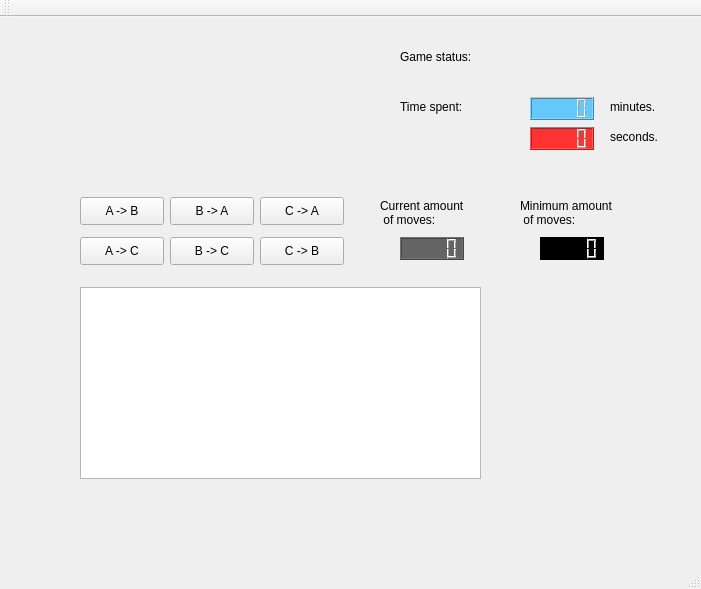
Before: the Qt Designer form student/13/hanoi/mainwindow.ui in AJIsoviita/Ohjelmointi-2, drawn with Qt 5.
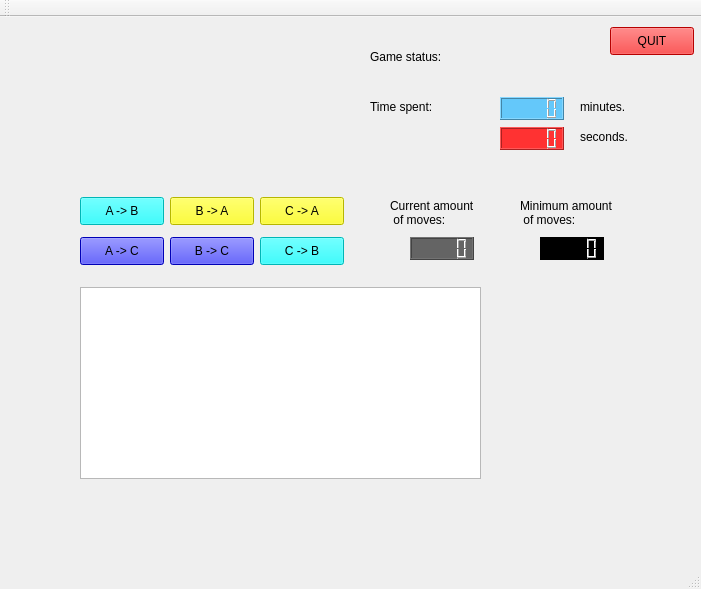
After: the same form once the commit is applied.

The edit to the form file:
```diff
--- a/student/13/hanoi/mainwindow.ui
+++ b/student/13/hanoi/mainwindow.ui
@@ -36,6 +36,9 @@
       <height>28</height>
      </rect>
     </property>
+    <property name="styleSheet">
+     <string notr="true">background-color: cyan</string>
+    </property>
     <property name="text">
      <string>A -&gt; B</string>
     </property>
@@ -49,6 +52,9 @@
       <height>28</height>
      </rect>
     </property>
+    <property name="styleSheet">
+     <string notr="true">background-color: blue</string>
+    </property>
     <property name="text">
      <string>A -&gt; C</string>
     </property>
@@ -62,6 +68,9 @@
       <height>28</height>
      </rect>
     </property>
+    <property name="styleSheet">
+     <string notr="true">background-color: rgb(255,255,0)</string>
+    </property>
     <property name="text">
      <string>B -&gt; A</string>
     </property>
@@ -75,6 +84,9 @@
       <height>28</height>
      </rect>
     </property>
+    <property name="styleSheet">
+     <string notr="true">background-color: blue</string>
+    </property>
     <property name="text">
      <string>B -&gt; C</string>
     </property>
@@ -88,6 +100,9 @@
       <height>28</height>
      </rect>
     </property>
+    <property name="styleSheet">
+     <string notr="true">background-color: rgb(255,255,0)</string>
+    </property>
     <property name="text">
      <string>C -&gt; A</string>
     </property>
@@ -101,6 +116,9 @@
       <height>28</height>
      </rect>
     </property>
+    <property name="styleSheet">
+     <string notr="true">background-color: cyan</string>
+    </property>
     <property name="text">
      <string>C -&gt; B</string>
     </property>
@@ -135,7 +153,7 @@
    <widget class="QLCDNumber" name="current_mov">
     <property name="geometry">
      <rect>
-      <x>400</x>
+      <x>410</x>
       <y>220</y>
       <width>64</width>
       <height>23</height>
@@ -149,7 +167,7 @@
    <widget class="QLabel" name="CurrLabel">
     <property name="geometry">
      <rect>
-      <x>380</x>
+      <x>390</x>
       <y>180</y>
       <width>111</width>
       <height>31</height>
@@ -163,7 +181,7 @@
    <widget class="QLabel" name="StatusLabel">
     <property name="geometry">
      <rect>
-      <x>400</x>
+      <x>370</x>
       <y>30</y>
       <width>91</width>
       <height>20</height>
@@ -176,7 +194,7 @@
    <widget class="QLabel" name="WinnerLabel">
     <property name="geometry">
      <rect>
-      <x>500</x>
+      <x>470</x>
       <y>30</y>
       <width>111</width>
       <height>41</height>
@@ -189,7 +207,7 @@
    <widget class="QLabel" name="TimeLabel">
     <property name="geometry">
      <rect>
-      <x>400</x>
+      <x>370</x>
       <y>80</y>
       <width>81</width>
       <height>20</height>
@@ -202,7 +220,7 @@
    <widget class="QLCDNumber" name="Minutes">
     <property name="geometry">
      <rect>
-      <x>530</x>
+      <x>500</x>
       <y>80</y>
       <width>64</width>
       <height>23</height>
@@ -215,7 +233,7 @@
    <widget class="QLCDNumber" name="Seconds">
     <property name="geometry">
      <rect>
-      <x>530</x>
+      <x>500</x>
       <y>110</y>
       <width>64</width>
       <height>23</height>
@@ -228,7 +246,7 @@
    <widget class="QLabel" name="MinutesLabel">
     <property name="geometry">
      <rect>
-      <x>610</x>
+      <x>580</x>
       <y>80</y>
       <width>63</width>
       <height>20</height>
@@ -241,7 +259,7 @@
    <widget class="QLabel" name="SecondsLabel">
     <property name="geometry">
      <rect>
-      <x>610</x>
+      <x>580</x>
       <y>110</y>
       <width>63</width>
       <height>20</height>
@@ -251,6 +269,22 @@
      <string>seconds.</string>
     </property>
    </widget>
+   <widget class="QPushButton" name="QuitButton">
+    <property name="geometry">
+     <rect>
+      <x>610</x>
+      <y>10</y>
+      <width>84</width>
+      <height>28</height>
+     </rect>
+    </property>
+    <property name="styleSheet">
+     <string notr="true">background-color: rgb(255,0,0)</string>
+    </property>
+    <property name="text">
+     <string>QUIT</string>
+    </property>
+   </widget>
   </widget>
   <widget class="QMenuBar" name="menuBar">
    <property name="geometry">
```
Left out of the diff: 19 changed lines with no effect on the pictures.
